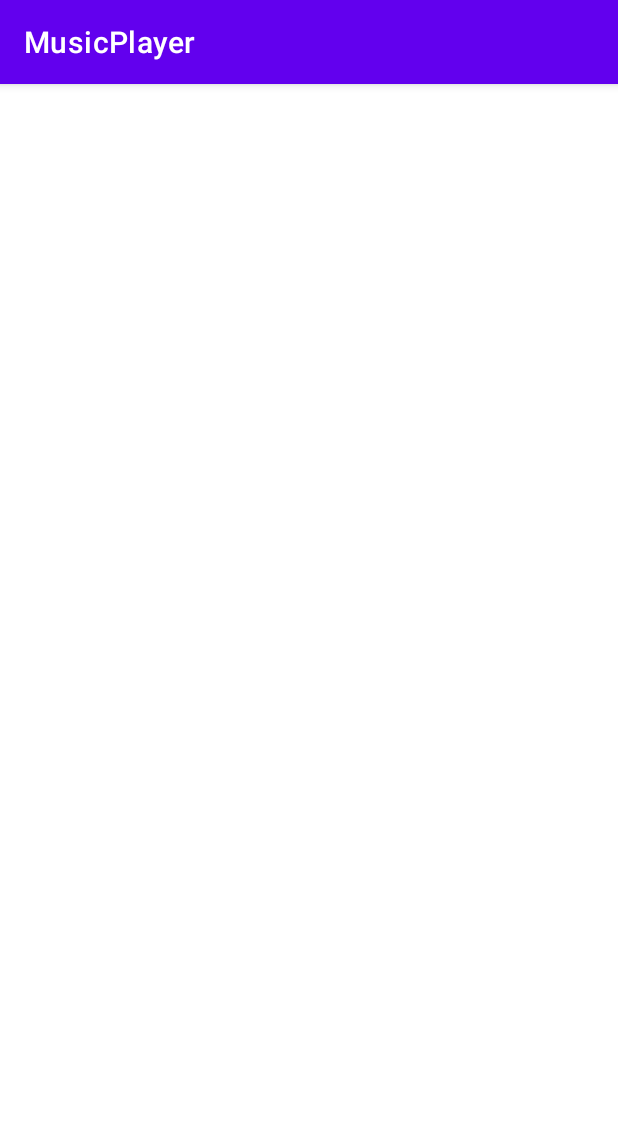
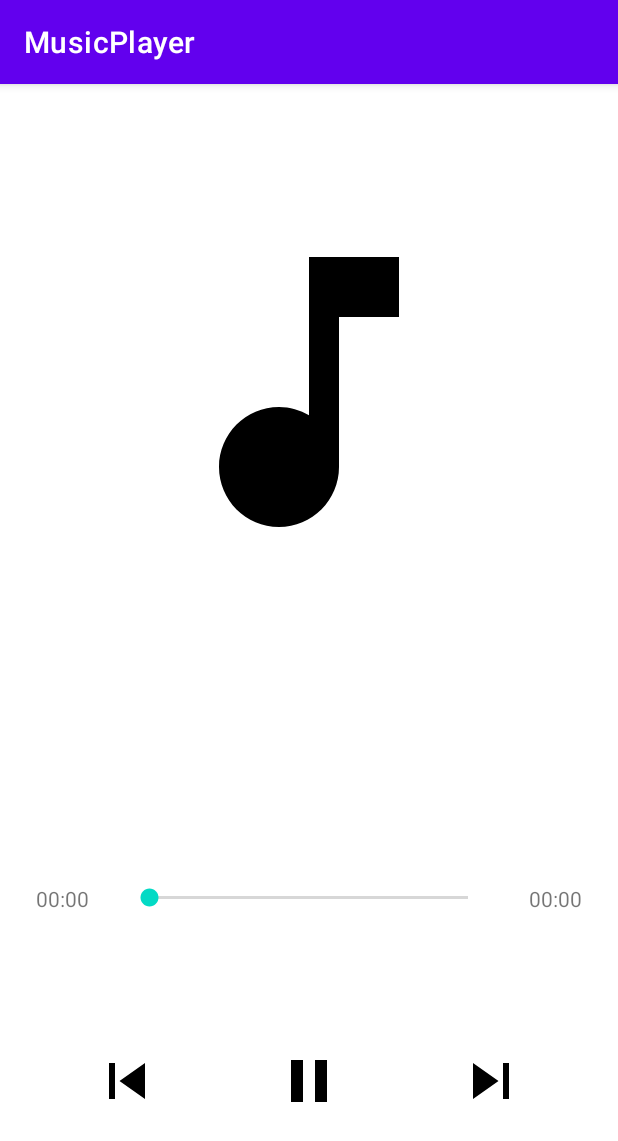
Before and after one commit to JoseCruzMV/MusicPlayer, an Android app: the fragment SongsPlayerFragment placed in its activity, on a phone screen of 412 x 824 dp. Shown: the top 1141 px of the screen. Run offline under Robolectric (Android 15) with nearby library versions, the phone set to English and light mode, and no system bars; 1 statement that could not run was skipped.

Commit message:
Music player layout done

```diff
--- /dev/null
+++ b/app/src/main/res/drawable/ic_music_note.xml
@@ -0,0 +1,5 @@
+<vector android:height="24dp" android:tint="#000000"
+    android:viewportHeight="24" android:viewportWidth="24"
+    android:width="24dp" xmlns:android="http://schemas.android.com/apk/res/android">
+    <path android:fillColor="@android:color/white" android:pathData="M12,3v10.55c-0.59,-0.34 -1.27,-0.55 -2,-0.55 -2.21,0 -4,1.79 -4,4s1.79,4 4,4 4,-1.79 4,-4V7h4V3h-6z"/>
+</vector>
--- /dev/null
+++ b/app/src/main/res/drawable/ic_pause.xml
@@ -0,0 +1,5 @@
+<vector android:height="24dp" android:tint="#000000"
+    android:viewportHeight="24" android:viewportWidth="24"
+    android:width="24dp" xmlns:android="http://schemas.android.com/apk/res/android">
+    <path android:fillColor="@android:color/white" android:pathData="M6,19h4L10,5L6,5v14zM14,5v14h4L18,5h-4z"/>
+</vector>
--- /dev/null
+++ b/app/src/main/res/drawable/ic_play.xml
@@ -0,0 +1,5 @@
+<vector android:height="24dp" android:tint="#000000"
+    android:viewportHeight="24" android:viewportWidth="24"
+    android:width="24dp" xmlns:android="http://schemas.android.com/apk/res/android">
+    <path android:fillColor="@android:color/white" android:pathData="M8,5v14l11,-7z"/>
+</vector>
--- /dev/null
+++ b/app/src/main/res/drawable/ic_skip_next.xml
@@ -0,0 +1,5 @@
+<vector android:height="24dp" android:tint="#000000"
+    android:viewportHeight="24" android:viewportWidth="24"
+    android:width="24dp" xmlns:android="http://schemas.android.com/apk/res/android">
+    <path android:fillColor="@android:color/white" android:pathData="M6,18l8.5,-6L6,6v12zM16,6v12h2V6h-2z"/>
+</vector>
--- /dev/null
+++ b/app/src/main/res/drawable/ic_skip_previous.xml
@@ -0,0 +1,5 @@
+<vector android:height="24dp" android:tint="#000000"
+    android:viewportHeight="24" android:viewportWidth="24"
+    android:width="24dp" xmlns:android="http://schemas.android.com/apk/res/android">
+    <path android:fillColor="@android:color/white" android:pathData="M6,6h2v12L6,18zM9.5,12l8.5,6L18,6z"/>
+</vector>
--- a/app/src/main/res/layout/songs_player_fragment.xml
+++ b/app/src/main/res/layout/songs_player_fragment.xml
@@ -3,16 +3,95 @@
     xmlns:app="http://schemas.android.com/apk/res-auto"
     xmlns:tools="http://schemas.android.com/tools"
     android:layout_width="match_parent"
-    android:layout_height="match_parent">
+    android:layout_height="match_parent"
+    android:padding="8dp">
 
     <TextView
-        android:id="@+id/tv_title"
-        android:layout_width="wrap_content"
+        android:id="@+id/tv_player_title"
+        android:layout_width="0dp"
         android:layout_height="wrap_content"
         android:layout_marginTop="16dp"
+        android:ellipsize="marquee"
+        android:singleLine="true"
         android:textAppearance="@style/TextAppearance.AppCompat.Display1"
         app:layout_constraintEnd_toEndOf="parent"
         app:layout_constraintStart_toStartOf="parent"
         app:layout_constraintTop_toTopOf="parent"
         tools:text="TextView" />
+
+    <ImageView
+        android:id="@+id/iv_music_icon"
+        android:layout_width="240dp"
+        android:layout_height="240dp"
+        android:layout_marginTop="16dp"
+        app:layout_constraintEnd_toEndOf="parent"
+        app:layout_constraintStart_toStartOf="parent"
+        app:layout_constraintTop_toBottomOf="@+id/tv_player_title"
+        app:srcCompat="@drawable/ic_music_note" />
+
+    <LinearLayout
+        android:id="@+id/linearLayout"
+        android:layout_width="0dp"
+        android:layout_height="wrap_content"
+        android:orientation="horizontal"
+        android:padding="16dp"
+        app:layout_constraintBottom_toBottomOf="parent"
+        app:layout_constraintEnd_toEndOf="parent"
+        app:layout_constraintStart_toStartOf="parent"
+        app:layout_constraintTop_toBottomOf="@+id/iv_music_icon">
+
+        <TextView
+            android:id="@+id/tv_current_time"
+            android:layout_width="wrap_content"
+            android:layout_height="wrap_content"
+            android:layout_weight="1"
+            android:text="00:00"
+            tools:text="00:00" />
+
+        <SeekBar
+            android:id="@+id/sb_progress"
+            android:layout_width="wrap_content"
+            android:layout_height="wrap_content"
+            android:layout_weight="8" />
+
+        <TextView
+            android:id="@+id/tv_total_time"
+            android:layout_width="wrap_content"
+            android:layout_height="wrap_content"
+            android:layout_weight="1"
+            android:gravity="end"
+            android:text="00:00" />
+    </LinearLayout>
+
+    <LinearLayout
+        android:layout_width="0dp"
+        android:layout_height="wrap_content"
+        android:orientation="horizontal"
+        android:padding="16dp"
+        app:layout_constraintBottom_toBottomOf="parent"
+        app:layout_constraintEnd_toEndOf="parent"
+        app:layout_constraintStart_toStartOf="parent"
+        app:layout_constraintTop_toBottomOf="@+id/linearLayout">
+
+        <ImageView
+            android:id="@+id/iv_previous"
+            android:layout_width="wrap_content"
+            android:layout_height="48dp"
+            android:layout_weight="1"
+            app:srcCompat="@drawable/ic_skip_previous" />
+
+        <ImageView
+            android:id="@+id/iv_pause_play"
+            android:layout_width="wrap_content"
+            android:layout_height="48dp"
+            android:layout_weight="1"
+            app:srcCompat="@drawable/ic_pause" />
+
+        <ImageView
+            android:id="@+id/iv_next"
+            android:layout_width="wrap_content"
+            android:layout_height="48dp"
+            android:layout_weight="1"
+            app:srcCompat="@drawable/ic_skip_next" />
+    </LinearLayout>
 </androidx.constraintlayout.widget.ConstraintLayout>
```
